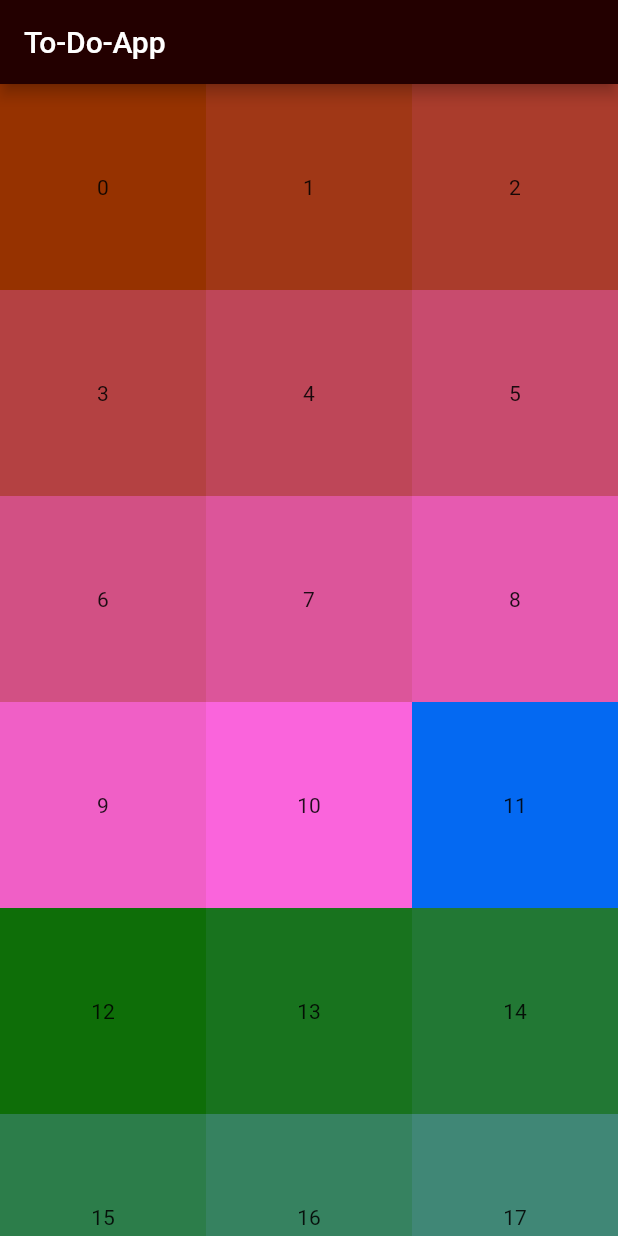
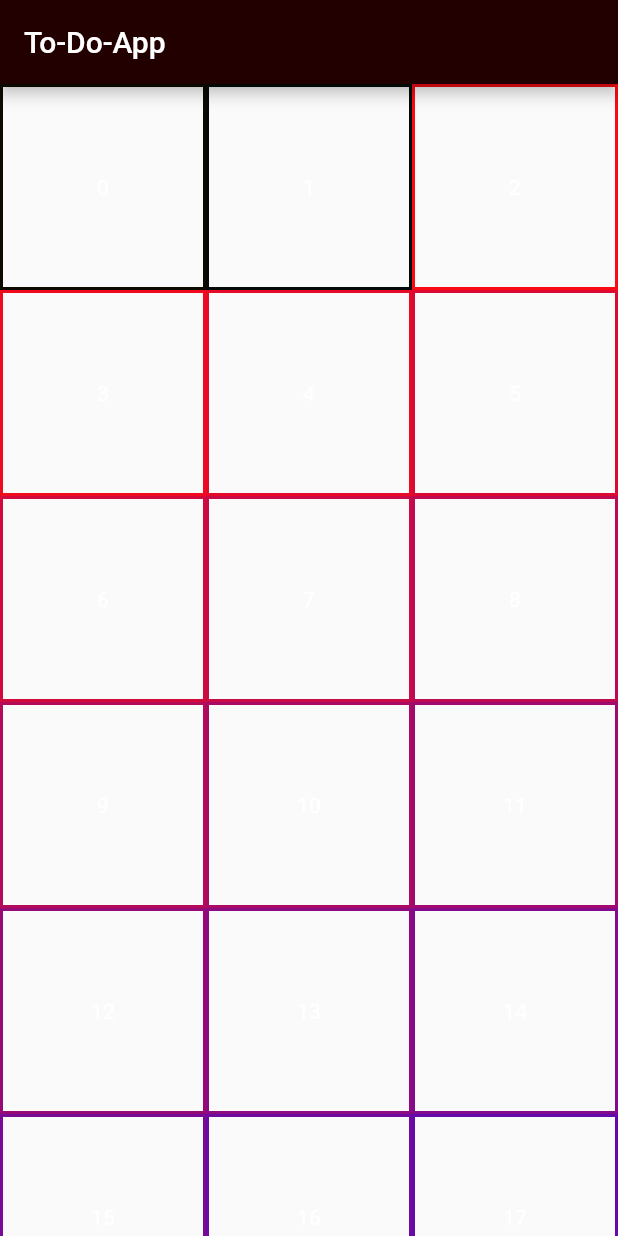
Before and after one commit to kemonprogrammer/todo_app, a Flutter app: the screen it shows after launch, on a phone screen of 412 x 824 dp. Run offline on Flutter 3.47's test engine with Material 2 defaults, Android fonts, the phone set to English and light mode, and no system bars.

Commit message:
Change the border color

```diff
--- a/lib/main.dart
+++ b/lib/main.dart
@@ -12,7 +12,7 @@ class ToDo extends StatelessWidget {
       ),
       body: GridView.builder(
         gridDelegate: SliverGridDelegateWithFixedCrossAxisCount(crossAxisCount: 3),
-        itemCount: 25,
+        itemCount: 27,
         itemBuilder: (context, i) {
           return Container(
             child: Center(
@@ -20,11 +20,17 @@ class ToDo extends StatelessWidget {
                 i.toString(),
                 style: TextStyle(
                   fontFamily: "sans-serif",
+                  color: Colors.white,
                 ),
               ),
             ),
             height: 50,
-            color: Color.fromRGBO(150 + 10 * i, 50 + 5 * i, 22 * i, 1),
+            decoration: BoxDecoration(
+              border: Border.all(
+                color: Color.fromRGBO(270-10*i, 10, 10*i, 100),
+                width: 2,
+              )
+            ),
           );
         },
       ),
```
